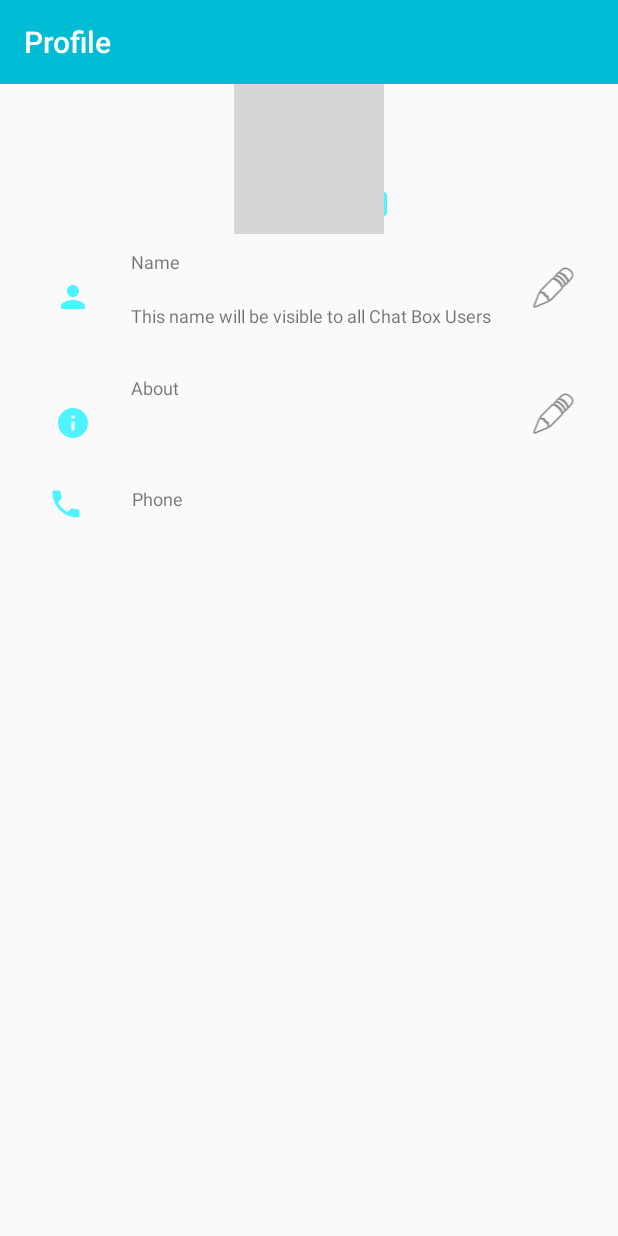
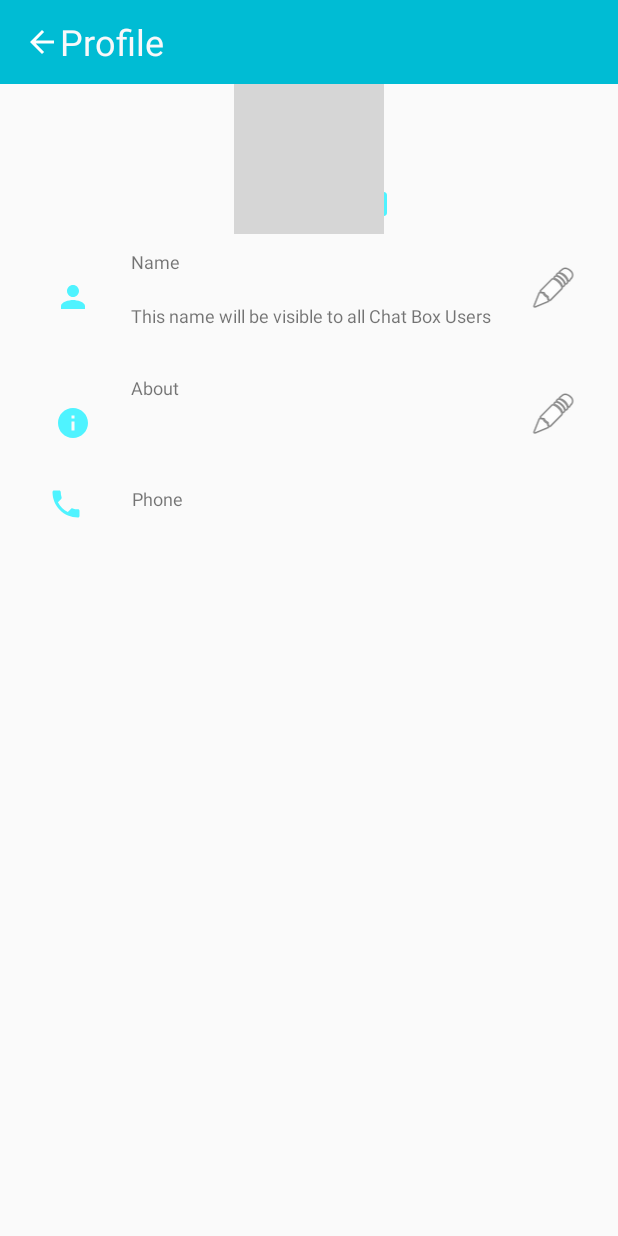
Before and after one commit to Amarendra2112/ChatBox, an Android app: the SettingProfile screen opened directly, with no data from a screen before it, on a phone screen of 412 x 824 dp. Run offline under Robolectric (Android 15) with nearby library versions, the phone set to English and light mode, and no system bars; our stand-ins replace Firebase (no records; nobody signed in at launch, a user with empty details on screens opened directly); libraries missing offline, so code that uses them is left out: com.mikhaellopez.circularimageview; plain views replace CircularImageView; 3 statements that could not run were skipped; grey boxes are pictures that could not be loaded.

Commit message:
previous activity clearing and refining app.

```diff
--- a/app/src/main/java/com/example/chatbox/setting/SettingProfile.java
+++ b/app/src/main/java/com/example/chatbox/setting/SettingProfile.java
@@ -24,6 +24,7 @@ import android.widget.Toast;
 
 import com.bumptech.glide.Glide;
 import com.bumptech.glide.load.resource.bitmap.GlideBitmapDrawable;
+import com.example.chatbox.MainActivity;
 import com.example.chatbox.R;
 import com.example.chatbox.model.Common;
 import com.google.android.gms.tasks.OnFailureListener;
@@ -47,7 +48,7 @@ public class SettingProfile extends AppCompatActivity {
     private FirebaseFirestore firebaseFirestore;
     TextView userName,phone,statusHeading,status;
     EditText newUserName;
-    ImageView camera,profile,editProfileName,editStatus;
+    ImageView camera,profile,editProfileName,editStatus,backButton;
     private BottomSheetDialog bottomSheetDialog;
     private int IMAGE_GALLERY_REQUEST = 111;
     private Uri imageUri;
@@ -59,6 +60,7 @@ public class SettingProfile extends AppCompatActivity {
         super.onCreate(savedInstanceState);
         setContentView(R.layout.activity_setting_profile);
 
+        backButton = findViewById(R.id.ProfileSettingBackButton);
         userName = findViewById(R.id.ProfileAboutStatus);
         phone = findViewById(R.id.ProfilePhoneDetail);
         status = findViewById(R.id.ProfileStatusDetails);
@@ -120,6 +122,16 @@ public class SettingProfile extends AppCompatActivity {
             @Override
             public void onClick(View v) {
                 getStatusUpdate();
+            }
+        });
+
+        backButton.setOnClickListener(new View.OnClickListener() {
+            @Override
+            public void onClick(View v) {
+                Intent intent = new Intent(getApplicationContext(), MainActivity.class);
+                intent.setFlags(Intent.FLAG_ACTIVITY_NEW_TASK | Intent.FLAG_ACTIVITY_CLEAR_TASK);
+                startActivity(intent);
+                finish();
             }
         });
     }
--- a/app/src/main/res/layout/activity_setting_profile.xml
+++ b/app/src/main/res/layout/activity_setting_profile.xml
@@ -13,9 +13,20 @@
         android:layout_height="wrap_content"
         android:background="#00BCD4"
         android:minHeight="?attr/actionBarSize"
-        android:theme="?attr/actionBarTheme"
-        app:title="Profile"
-        app:titleTextColor="#FFFEFE" />
+        android:theme="?attr/actionBarTheme">
+        <ImageView
+            android:id="@+id/ProfileSettingBackButton"
+            android:layout_width="wrap_content"
+            android:layout_height="wrap_content"
+            app:srcCompat="@drawable/abc_vector_test" />
+
+        <TextView
+            android:layout_width="wrap_content"
+            android:layout_height="wrap_content"
+            android:text="Profile"
+            android:textColor="#F9F8FA"
+            android:textSize="24sp"></TextView>
+    </androidx.appcompat.widget.Toolbar>
 
     <androidx.constraintlayout.widget.ConstraintLayout
         android:layout_width="match_parent"
```
Also changed, not shown: app/src/main/java/com/example/chatbox/setting/SettingActivity.java (+10 -0 lines), app/src/main/res/layout/activity_setting.xml (+15 -2 lines).
